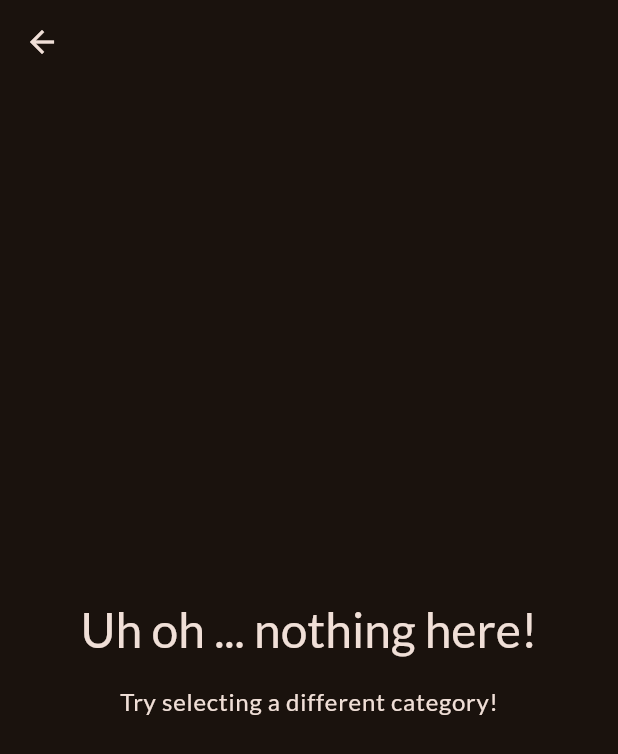
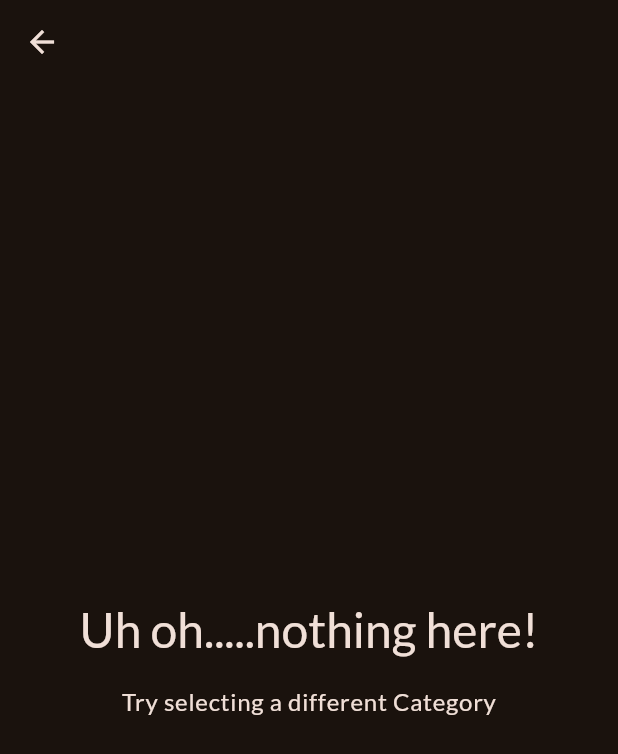
Before and after one commit to nileshkumar-777/mealapp, a Flutter app: the MealsScreen screen opened directly with empty values, on a phone screen of 412 x 824 dp. Shown: the top 754 px of the screen. Run offline on Flutter 3.47's test engine with Material 3 defaults, Android fonts, the phone set to English and light mode, and no system bars; our stand-ins replace google_fonts, transparent_image.

Commit message:
Revert "Added meal details screen with image, ingredients, and recipe instruc…"

```diff
--- a/lib/main.dart
+++ b/lib/main.dart
@@ -1,4 +1,5 @@
 import 'package:flutter/material.dart';
+
 import 'package:google_fonts/google_fonts.dart';
 import 'package:mealapp/data/dummy_data.dart';
 import 'package:mealapp/screen/categories.dart';
@@ -24,7 +25,8 @@ class App extends StatelessWidget {
   Widget build(BuildContext context) {
     return MaterialApp(
       theme: theme,
-      home: const CategoriesScreen(),
+      home: const CategoriesScreen()
+
     );
   }
 }
--- a/lib/model/category.dart
+++ b/lib/model/category.dart
@@ -4,8 +4,10 @@ class Category {
   const Category({
     required this.id,
     required this.title,
-    this.color = Colors.orange,
+    this.color=Colors.orange,
   });
+
+
 
   final String id;
   final String title;
--- a/lib/screen/categories.dart
+++ b/lib/screen/categories.dart
@@ -1,4 +1,5 @@
-import 'package:flutter/material.dart';
+
+import 'package:flutter/material.dart' ;
 import 'package:mealapp/data/dummy_data.dart';
 import 'package:mealapp/screen/meals.dart';
 import 'package:mealapp/widget/category_grid_items.dart';
@@ -9,8 +10,7 @@ class CategoriesScreen extends StatelessWidget {
 
   void _selectCategory(BuildContext context, Category category) {
     final filteredMeals = dummyMeals
-        .where((meal) => meal.categories.contains(category.id))
-        .toList();
+    .where((meal) => meal.categories.contains(category.id)).toList();
     Navigator.push(
       context,
       MaterialPageRoute(
--- a/lib/screen/meals.dart
+++ b/lib/screen/meals.dart
@@ -1,66 +1,59 @@
 import 'package:flutter/material.dart';
 import 'package:mealapp/model/meal.dart';
-import 'package:mealapp/screen/meal_detail.dart';
 import 'package:mealapp/widget/meal_item.dart';
 
-class MealsScreen extends StatelessWidget {
+class MealsScreen extends StatelessWidget{
   const MealsScreen({
     super.key,
     required this.title,
     required this.meals,
+
   });
 
   final String title;
-  final List<Meal> meals;
-
-  void selectMeal(BuildContext context, Meal meal) {
-    Navigator.of(context).push(
-      MaterialPageRoute(
-        builder: (ctx) => MealDetailScreen(meal: meal),
-      ),
-    );
-  }
+  final List<Meal>meals;
 
   @override
   Widget build(BuildContext context) {
-    Widget content = Center(
+    Widget content= Center(
         child: Column(
           mainAxisSize: MainAxisSize.min,
           children: [
-          Text(
-            'Uh oh ... nothing here!',
+            Text('Uh oh.....nothing here!',
             style: Theme.of(context).textTheme.headlineLarge!.copyWith(
                 color: Theme.of(context).colorScheme.onBackground,
                 ),
+
+
             ),
-          const SizedBox(height: 16),
-          Text(
-            'Try selecting a different category!',
-            style: Theme.of(context).textTheme.bodyLarge!.copyWith(
-                  color: Theme.of(context).colorScheme.onBackground,
-                ),
-          ),
+            SizedBox(height: 16,),
+            Text('Try selecting a different Category',
+            style: Theme.of(context).textTheme.bodyLarge!.copyWith(color: Theme.of(context).colorScheme.onBackground),
+            )
           ],
+
         ),
       );
 
-    if (meals.isNotEmpty) {
-      content = ListView.builder(
+
+    if(meals.isNotEmpty){
+      content= ListView.builder(
         itemCount: meals.length,
-        itemBuilder: (ctx, index) => MealItem(
-          meal: meals[index],
-          onSelectMeal: (meal) {
-            selectMeal(context, meal);
-          },
-        ),
+        itemBuilder: (ctx,index)
+        =>MealItem(meal: meals[index]),
+
         );
+
+
+
     }
-
     return Scaffold(
       appBar: AppBar(
         title: Text(title),
       ),
       body: content,
     );
+
   }
+
 }
```
Also changed, not shown: lib/screen/meal_detail.dart (deleted, +0 -63 lines), lib/widget/category_grid_items.dart (+13 -10 lines), lib/widget/meal_item.dart (+51 -39 lines), lib/widget/meal_item_trait.dart (+10 -13 lines), lib/model/meal.dart (line endings or trailing spaces). Lines whose indentation alone changed are shown as unchanged.
